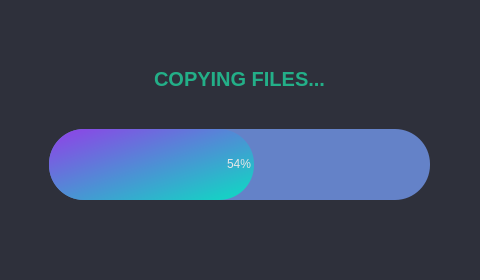
Old version of the form src/Stacked_AlphaCopy_app/mainwindow.ui in the repository ozzysp/AlphaCopy.
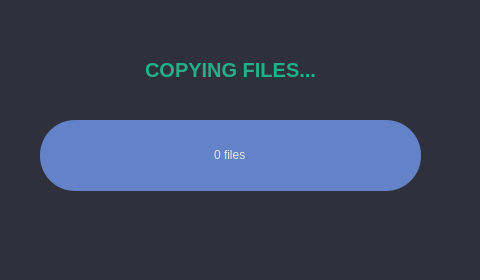
New version of the form. The open tabs and pages were chosen to show the change. Icons and pictures are not drawn.

Diff of the .ui file:
```diff
--- a/src/Stacked_AlphaCopy_app/mainwindow.ui
+++ b/src/Stacked_AlphaCopy_app/mainwindow.ui
@@ -32,6 +32,18 @@
   </property>
   <widget class="QWidget" name="centralwidget">
    <layout class="QVBoxLayout" name="verticalLayout">
+    <property name="leftMargin">
+     <number>0</number>
+    </property>
+    <property name="topMargin">
+     <number>0</number>
+    </property>
+    <property name="rightMargin">
+     <number>0</number>
+    </property>
+    <property name="bottomMargin">
+     <number>0</number>
+    </property>
     <item>
      <widget class="QStackedWidget" name="stackedWidget">
       <property name="currentIndex">
@@ -452,7 +464,10 @@
          <number>0</number>
         </property>
         <property name="value">
-         <number>54</number>
+         <number>0</number>
+        </property>
+        <property name="format">
+         <string>%p files</string>
         </property>
        </widget>
       </widget>
```
Left out of the diff: 55 changed lines with no effect on the pictures.
